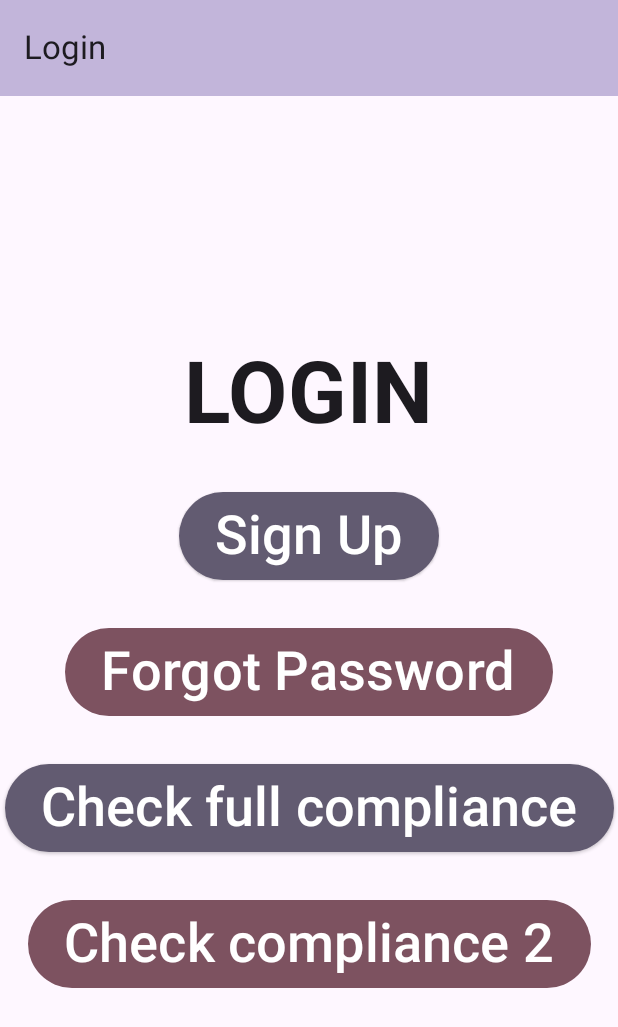
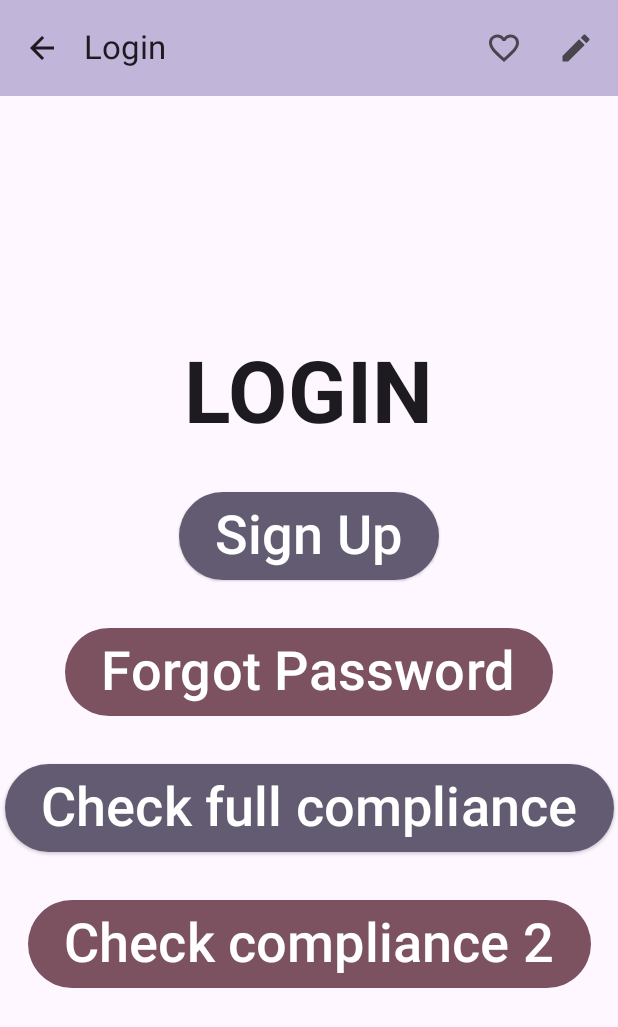
Before and after one commit to ArtemisSoftware/Nested-Navigation, an Android app built with Jetpack Compose: the composable LoginScreen shown on its own in the app's theme, on a phone screen of 412 x 824 dp. Shown: the top 1027 px of the screen. Run offline under Robolectric (Android 15) with nearby library versions, the phone set to English and light mode, and no system bars.

Commit message:
New Top bars

```diff
--- a/app/src/main/java/com/artemissoftware/nestednavigation/composables/topbar/TopBar.kt
+++ b/app/src/main/java/com/artemissoftware/nestednavigation/composables/topbar/TopBar.kt
@@ -1,10 +1,18 @@
 package com.artemissoftware.nestednavigation.composables.topbar
 
+import androidx.compose.material.icons.Icons
+import androidx.compose.material.icons.filled.ArrowBack
+import androidx.compose.material.icons.filled.Edit
+import androidx.compose.material.icons.filled.FavoriteBorder
+import androidx.compose.material3.CenterAlignedTopAppBar
 import androidx.compose.material3.ExperimentalMaterial3Api
+import androidx.compose.material3.Icon
+import androidx.compose.material3.IconButton
 import androidx.compose.material3.MaterialTheme
 import androidx.compose.material3.Text
 import androidx.compose.material3.TopAppBar
 import androidx.compose.material3.TopAppBarDefaults
+import androidx.compose.material3.TopAppBarScrollBehavior
 import androidx.compose.runtime.Composable
 
 @OptIn(ExperimentalMaterial3Api::class)
@@ -12,8 +20,73 @@ import androidx.compose.runtime.Composable
 fun TopBar(title: String) {
     TopAppBar(
         title = { Text(text = title) },
+        navigationIcon = {
+            IconButton(
+                onClick = { /*TODO*/ },
+            ) {
+                Icon(
+                    imageVector = Icons.Default.ArrowBack,
+                    contentDescription = null,
+                )
+            }
+        },
+        actions = {
+            IconButton(
+                onClick = { /*TODO*/ },
+            ) {
+                Icon(
+                    imageVector = Icons.Default.FavoriteBorder,
+                    contentDescription = null,
+                )
+            }
+            IconButton(
+                onClick = { /*TODO*/ },
+            ) {
+                Icon(
+                    imageVector = Icons.Default.Edit,
+                    contentDescription = null,
+                )
+            }
+        },
         colors = TopAppBarDefaults.topAppBarColors(
             containerColor = MaterialTheme.colorScheme.primary.copy(alpha = 0.4f),
         ),
     )
 }
+
+@OptIn(ExperimentalMaterial3Api::class)
+@Composable
+fun CenterAlignedTopBar(title: String, scrollBehavior: TopAppBarScrollBehavior? = null) {
+    CenterAlignedTopAppBar(
+        title = { Text(text = title) },
+        scrollBehavior = scrollBehavior,
+        navigationIcon = {
+            IconButton(
+                onClick = { /*TODO*/ },
+            ) {
+                Icon(
+                    imageVector = Icons.Default.ArrowBack,
+                    contentDescription = null,
+                )
+            }
+        },
+        actions = {
+            IconButton(
+                onClick = { /*TODO*/ },
+            ) {
+                Icon(
+                    imageVector = Icons.Default.FavoriteBorder,
+                    contentDescription = null,
+                )
+            }
+            IconButton(
+                onClick = { /*TODO*/ },
+            ) {
+                Icon(
+                    imageVector = Icons.Default.Edit,
+                    contentDescription = null,
+                )
+            }
+        },
+    )
+}
```
